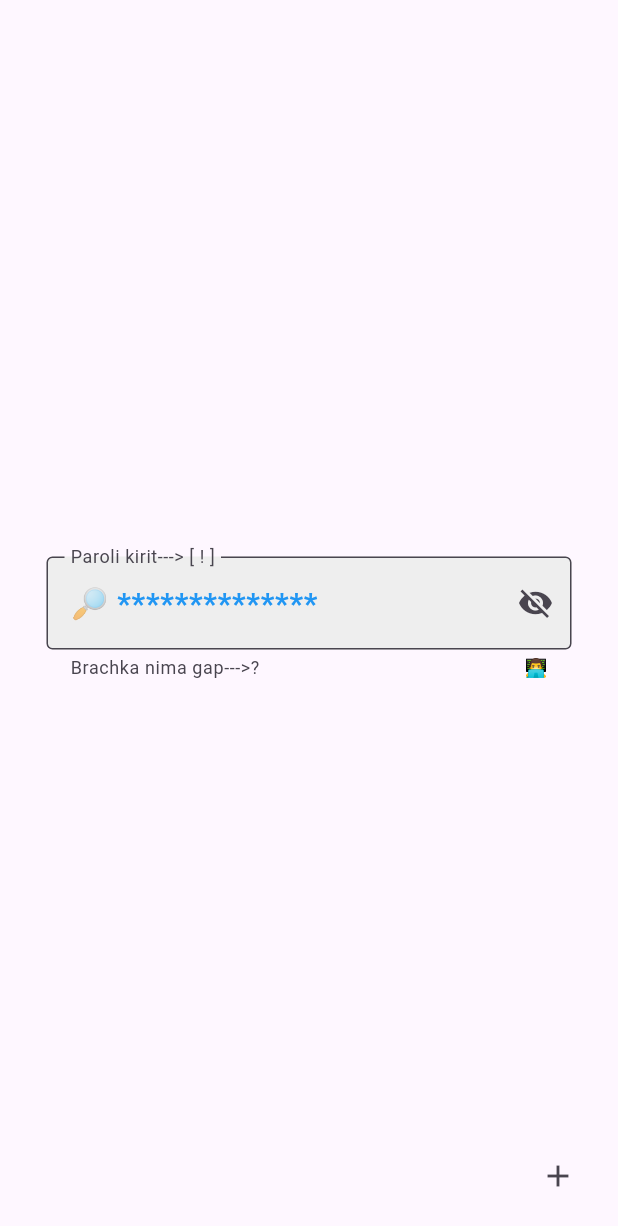
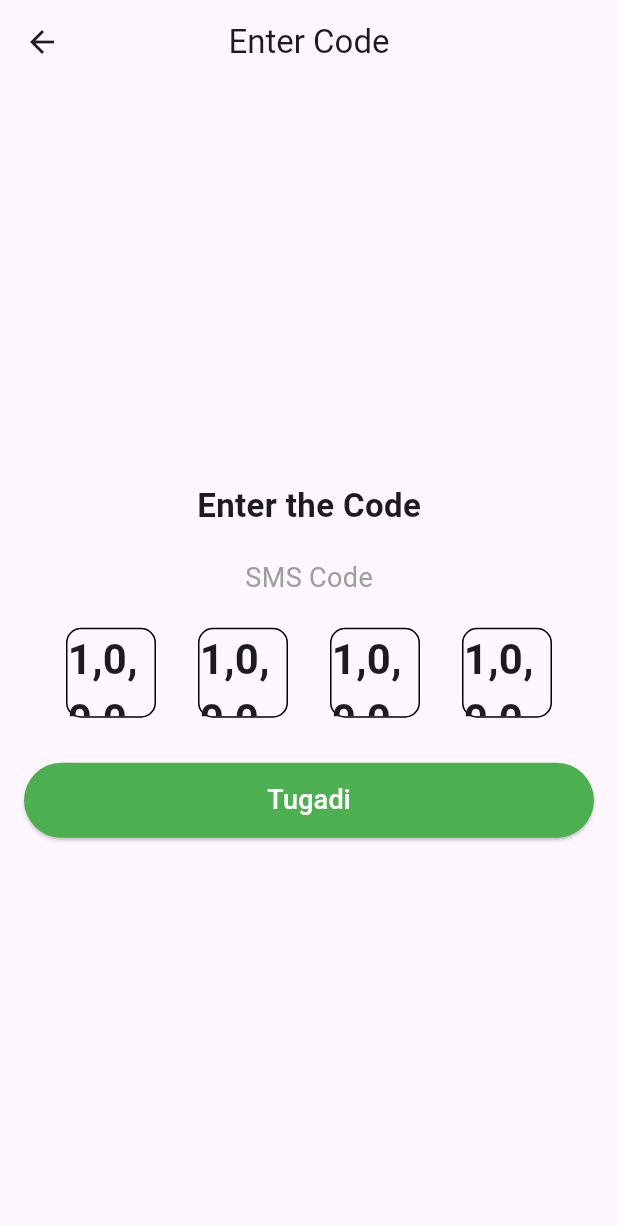
Before and after one commit to Nodir772/Text-Filed, a Flutter app: the screen it shows after launch, after a tap on the "add" icon, on a phone screen of 412 x 824 dp. Shown: the top 1226 px of the screen. Run offline on Flutter 3.47's test engine with Material 3 defaults, Android fonts, the phone set to English and light mode, and no system bars.

```diff
--- a/lib/main.dart
+++ b/lib/main.dart
@@ -27,9 +27,7 @@ class HomePage extends StatefulWidget {
 }
 
 class _HomePageState extends State<HomePage> {
-  late String input;
   var controller = TextEditingController();
-  bool _obscureText = true;
 
   @override
   Widget build(BuildContext context) {
@@ -38,8 +36,6 @@ class _HomePageState extends State<HomePage> {
         child: SizedBox(
           width: 350,
           child: TextField(
-            obscureText: _obscureText,
-            obscuringCharacter: "*",
             inputFormatters: [LengthLimitingTextInputFormatter(60)],
             controller: controller,
             style: TextStyle(
@@ -50,20 +46,10 @@ class _HomePageState extends State<HomePage> {
             cursorWidth: 2,
             decoration: InputDecoration(
               counterText: "👨‍💻",
-              suffixIcon: IconButton(
-                icon: Icon(
-                  _obscureText ? Icons.visibility_off : Icons.visibility,
-                ),
-                onPressed: () {
-                  setState(() {
-                    _obscureText = !_obscureText;
-                  });
-                },
-              ),
               prefixText: "🔎 ",
-              label: Text("Paroli kirit---> [ ! ]"),
+              label: Text("So'z kiriting---> [ ! ]"),
               hintText: "Search",
-              helperText: "Brachka nima gap--->?",
+              helperText: "100 ball--->?",
               hintStyle: TextStyle(
                 fontWeight: FontWeight.bold,
                 color: Colors.black.withAlpha(128),
@@ -77,10 +63,80 @@ class _HomePageState extends State<HomePage> {
       ),
       floatingActionButton: IconButton(
         onPressed: () {
-          controller.text = "Nodiri etgani!";
+          Navigator.push(
+            context,
+            MaterialPageRoute(builder: (context) => OTPVerificationPage()),
+          );
         },
         icon: Icon(Icons.add),
       ),
     );
   }
 }
+
+class OTPVerificationPage extends StatelessWidget {
+  OTPVerificationPage({super.key});
+
+  @override
+  Widget build(BuildContext context) {
+    return Scaffold(
+      appBar: AppBar(
+        title: Text("Enter Code"),
+        centerTitle: true,
+      ),
+      body: Padding(
+        padding: const EdgeInsets.all(16.0),
+        child: Column(
+          mainAxisAlignment: MainAxisAlignment.center,
+          children: [
+            Text(
+              "Enter the Code",
+              style: TextStyle(fontSize: 22, fontWeight: FontWeight.bold),
+            ),
+            SizedBox(height: 20),
+            Text(
+              "SMS Code",
+              style: TextStyle(fontSize: 18, color: Colors.grey),
+            ),
+            SizedBox(height: 20),
+            Row(
+              mainAxisAlignment: MainAxisAlignment.spaceEvenly,
+              children: List.generate(
+                4,
+                    (index) => Container(
+                  height: 60,
+                  width: 60,
+                  decoration: BoxDecoration(
+                    border: Border.all(color: Colors.black),
+                    borderRadius: BorderRadius.circular(10),
+                  ),
+                  child: Center(
+                    child: Text(
+                      "1,0,0,0",
+                      style: TextStyle(fontSize: 28, fontWeight: FontWeight.bold),
+                    ),
+                  ),
+                ),
+              ),
+            ),
+            SizedBox(height: 30),
+            ElevatedButton(
+              onPressed: () {},
+              style: ElevatedButton.styleFrom(
+                minimumSize: Size(double.infinity, 50),
+                backgroundColor: Colors.green,
+                shape: RoundedRectangleBorder(
+                  borderRadius: BorderRadius.circular(25),
+                ),
+              ),
+              child: Text(
+                "Tugadi",
+                style: TextStyle(fontSize: 18, color: Colors.white),
+              ),
+            ),
+          ],
+        ),
+      ),
+    );
+  }
+}
```
